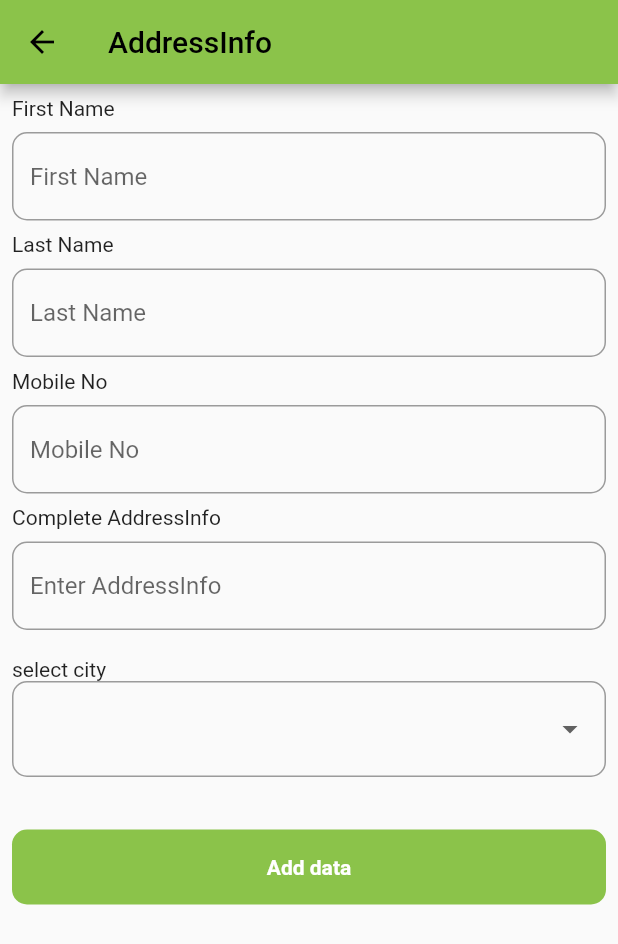
After one commit to MuhammadRahman2/fakestore-api, a Flutter app: the AddressInfo screen opened directly, after a tap on "Add data", on a phone screen of 412 x 824 dp. The commit adds this screen. Shown: the top 944 px of the screen. Run offline on Flutter 3.47's test engine with Material 2 defaults, Android fonts, the phone set to English and light mode, and no system bars; our stand-ins replace cloud_firestore, firebase_core; accounts and stored records are empty; network calls fail.

Commit message:
fakeapi updata add firebase

```diff
--- /dev/null
+++ b/lib/firebase/firebase.dart
@@ -0,0 +1,32 @@
+import 'package:cloud_firestore/cloud_firestore.dart';
+import 'package:flutter/material.dart';
+import 'package:product_api/model/address.dart';
+
+class FireBase {
+  final db = FirebaseFirestore.instance;
+
+  Future<void> getFirestoredata(
+      {String? id,
+      String? firstN,
+      String? lastN,
+      int? phoneN,
+      String? addres,
+      String? city}) async {
+    final address = Address(
+        id: id,
+        firstName: firstN,
+        lastName: lastN,
+        phoneNumber: phoneN,
+        address: addres,
+        city: city);
+    final docRef = db
+        .collection('address')
+        .withConverter<Address>(
+            fromFirestore: (snapshot, _) => Address.fromJson(snapshot.data()),
+            toFirestore: (address, options) => address.toJson())
+        .doc(id);
+    await docRef.set(address).then((value) {
+      print('sucess Add');
+    });
+  }
+}
--- /dev/null
+++ b/lib/model/address.dart
@@ -0,0 +1,55 @@
+
+// ignore_for_file: public_member_api_docs, sort_constructors_first
+class Address {
+  final String? id;
+  final String? firstName;
+  final String? lastName;
+  final int? phoneNumber;
+  final String? address;
+  final String? city;
+
+  Address({
+    this.id,
+    this.firstName,
+    this.lastName,
+    this.phoneNumber,
+    this.address,
+    this.city,
+  });
+
+
+
+  Address.fromJson(Map<String, dynamic>? json,
+  ) : this(
+          id: (json!['id'] as  String),
+          firstName: (json['firstName'] as  String) ,
+          lastName: (json['lastName'] as  String),
+          phoneNumber: (json['phoneNumber'] as int),
+          address: (json['address'] as String),
+          city: (json['city'] as String),
+        );
+
+  // {
+  //   final data = snapshot.data();
+  //   return Address(
+  //     id: data!['id'],
+  //     firstName: data['firstName'],
+  //     lastName: data['lastName'],
+  //     phoneNumber:data['phoneNumber'],
+  //     address: data['address'],
+  //     city: data['city'],
+  //   );
+  // }
+
+  Map<String, Object?> toJson() {
+    return {
+      if (id != null) 'id': id,
+      if (firstName != null) 'firstName': firstName,
+      if (lastName != null) 'lastName': lastName,
+      if (phoneNumber != null) 'phoneNumber': phoneNumber,
+      if (address != null) 'address': address,
+      if (city != null) 'city': city,
+    };
+  }
+
+}
--- /dev/null
+++ b/lib/screen/address_info.dart
@@ -0,0 +1,128 @@
+import 'package:flutter/material.dart';
+import 'package:product_api/firebase/firebase.dart';
+import 'package:product_api/screen/payment.dart';
+import 'package:product_api/widget/container_button.dart';
+import '../widget/text_field_edit.dart';
+
+class AddressInfo extends StatefulWidget {
+  final num? price;
+  const AddressInfo({super.key, this.price});
+
+  @override
+  State<AddressInfo> createState() => _AddressInfoState();
+}
+
+class _AddressInfoState extends State<AddressInfo> {
+  String? dropDownValue = 'city';
+
+  // List<DropdownMenuItem<Object>>? product;
+  String? dropdownValue;
+  List<String> city = ['Lahore', 'Karachi', 'Islamabad', 'Peshawar'];
+
+  final firstNameC = TextEditingController();
+  final lastNameC = TextEditingController();
+  final phoneNumberC = TextEditingController();
+  final addressC = TextEditingController();
+  String? selectcity;
+
+  @override
+  Widget build(BuildContext context) {
+    return Scaffold(
+      appBar: AppBar(
+        title: const Text('AddressInfo'),
+      ),
+      body: SingleChildScrollView(
+        child: Padding(
+          padding: const EdgeInsets.all(8.0),
+          child: Column(
+            crossAxisAlignment: CrossAxisAlignment.start,
+            children: [
+              Form(
+                child: Column(
+                    crossAxisAlignment: CrossAxisAlignment.start,
+                    children: [
+                      const Text('First Name'),
+                      TextFieldEdit(
+                        textEditController: firstNameC,
+                        hint: 'First Name',
+                      ),
+                      const Text('Last Name'),
+                      TextFieldEdit(
+                        textEditController: lastNameC,
+                        hint: 'Last Name',
+                      ),
+                      const Text('Mobile No'),
+                      TextFieldEdit(
+                        textEditController: phoneNumberC,
+                        hint: 'Mobile No',
+                      ),
+                      const Text('Complete AddressInfo'),
+                      TextFieldEdit(
+                        textEditController: addressC,
+                        hint: 'Enter AddressInfo',
+                      ),
+                    ]),
+              ),
+              const SizedBox(
+                height: 10,
+              ),
+              const Text('select city'),
+              DropdownButtonFormField(
+                decoration: InputDecoration(
+                  border: OutlineInputBorder(
+                    borderRadius: BorderRadius.circular(10),
+                    // borderSide: BorderSide(color: Colors.black, width: 2),
+                  ),
+                  // filled: true,
+                  // fillColor: Colors.greenAccent,
+                ),
+                // dropdownColor: Colors.greenAccent,
+                value: dropdownValue, // initiation Value
+                onChanged: (String? newValue) {
+                  setState(() {
+                    dropdownValue = newValue!;
+                  });
+                },
+
+                // style: TextStyle(fontSize: 14),
+                items: city.map<DropdownMenuItem<String>>((value) {
+                  return DropdownMenuItem<String>(
+                    value: value,
+                    child: Text(
+                      value,
+                      style: const TextStyle(fontSize: 20),
+                    ),
+                  );
+                }).toList(),
+              ),
+              const SizedBox(
+                height: 35,
+              ),
+              ContainerButton(
+                title: 'Add data',
+                onTap: () {
+                  final id = DateTime.now().millisecondsSinceEpoch.toString();
+                  FireBase().getFirestoredata(
+                    id: id,
+                    firstN: firstNameC.text.toString(),
+                    lastN: lastNameC.text.toString(),
+                    phoneN: int.parse(phoneNumberC.text),
+                    addres: addressC.text.toString(),
+                    city: dropDownValue.toString(),
+                  ).then((value) => print('success '));
+
+                  // Navigator.push(
+                  //     context,
+                  //     MaterialPageRoute(
+                  //         builder: (_) => Payment(
+                  //               price: widget.price,
+                  //             )));
+                },
+              )
+            ],
+          ),
+        ),
+      ),
+    );
+  }
+}
--- a/lib/screen/product_detail.dart
+++ b/lib/screen/product_detail.dart
@@ -1,6 +1,5 @@
 import 'package:flutter/material.dart';
-import 'package:product_api/screen/address.dart';
-
+import 'package:product_api/screen/address_info.dart';
 import '../widget/container_button.dart';
 import 'payment.dart';
 
@@ -96,7 +95,7 @@ class ProductDetail extends StatelessWidget {
                       onTap: () => Navigator.push(
                             context,
                             MaterialPageRoute(
-                                builder: (_) => Address(
+                                builder: (_) => AddressInfo(
                                       price: price,
                                     )),
                           ))
--- a/lib/widget/text_field_edit.dart
+++ b/lib/widget/text_field_edit.dart
@@ -2,13 +2,15 @@ import 'package:flutter/material.dart';
 
 class TextFieldEdit extends StatelessWidget {
   final String? hint;
-  const TextFieldEdit({super.key, this.hint});
+  final TextEditingController? textEditController;
+  const TextFieldEdit({super.key, this.hint, this.textEditController});
 
   @override
   Widget build(BuildContext context) {
     return Padding(
       padding: const EdgeInsets.symmetric(vertical: 8),
-      child: TextField(
+      child: TextFormField(
+        controller: textEditController,
         decoration: InputDecoration(
           hintText: hint,
           border: OutlineInputBorder(
--- a/pubspec.yaml
+++ b/pubspec.yaml
@@ -37,6 +37,8 @@ dependencies:
   cupertino_icons: ^1.0.2
   http: ^0.13.5
   provider: ^6.0.5
+  cloud_firestore: ^4.4.2
+  firebase_core: ^2.6.1
 
 dev_dependencies:
   flutter_test:
```
Also changed, not shown: lib/main.dart (+9 -9 lines), lib/screen/address.dart (deleted, +0 -104 lines), pubspec.lock, 4 other files.
